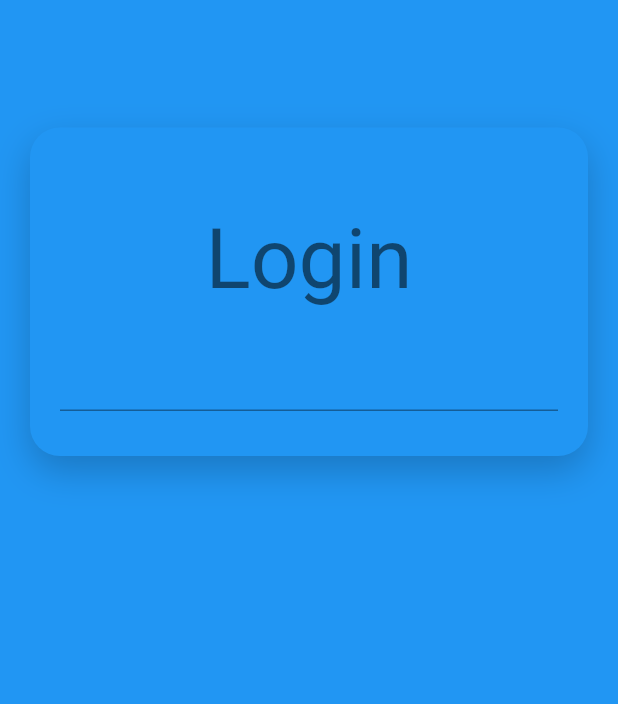
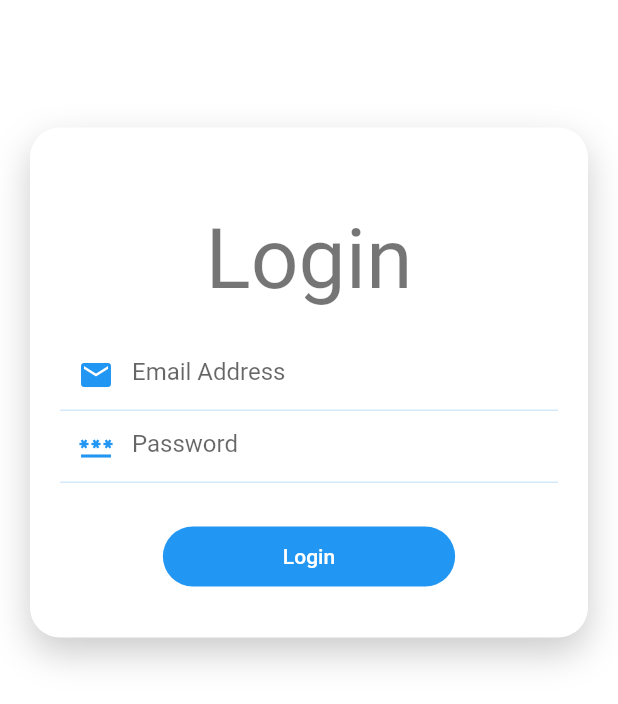
Before and after one commit to syukrianuar/First-Flutter-Task, a Flutter app: the screen it shows after launch, on a phone screen of 412 x 824 dp. Shown: the top 704 px of the screen. Run offline on Flutter 3.47's test engine with Material 2 defaults, Android fonts, the phone set to English and light mode, and no system bars; our stand-ins replace form_field_validator; Roboto replaces fonts that are missing (Poppins).

Commit message:
login form, validation, post api

```diff
--- /dev/null
+++ b/lib/api/api_service.dart
@@ -0,0 +1,16 @@
+import 'dart:convert';
+import 'package:fluttertraining/model/login_model.dart';
+import 'package:http/http.dart' as http;
+
+class APIService{
+  Future<LoginResponseModel> login(LoginRequestModel requestModel) async {
+    String url = "https://regres.in/api/login";
+
+    final response = await http.post(Uri.parse(url), body: requestModel.tojson());
+    if (response.statusCode == 200 || response.statusCode == 400){
+      return LoginResponseModel.fromjson(json.decode(response.body));
+    }else{
+      throw Exception('Failed to load Data');
+    }
+  }
+}
--- a/lib/main.dart
+++ b/lib/main.dart
@@ -14,6 +14,13 @@ class MyApp extends StatelessWidget {
     return MaterialApp(
       title: 'Login Screen',
       debugShowCheckedModeBanner: false,
+      theme: ThemeData(
+        fontFamily: 'Poppins',
+        primaryColor: Colors.white,
+        floatingActionButtonTheme: FloatingActionButtonThemeData(
+
+        )
+      ),
       home: LoginPage(),
     );
   }
--- /dev/null
+++ b/lib/model/login_model.dart
@@ -0,0 +1,28 @@
+class LoginResponseModel{
+  final String? token;
+  final String? error;
+
+  LoginResponseModel({this.token, this.error});
+
+  factory LoginResponseModel.fromjson(Map<String, dynamic> json){
+    return LoginResponseModel(token: json["token"] ?? "", error: json["error"] ??"");
+  }
+}
+
+class LoginRequestModel{
+  String? email;
+  String? password;
+
+  LoginRequestModel({
+    this.email,
+    this.password,
+  });
+
+  Map<String, dynamic> tojson(){
+    Map<String, dynamic> map = {
+      'email': email?.trim(),
+      'password': password?.trim(),
+    };
+    return map;
+  }
+}
--- a/lib/screen/login.dart
+++ b/lib/screen/login.dart
@@ -1,4 +1,6 @@
 import 'package:flutter/material.dart';
+import 'package:fluttertraining/model/login_model.dart';
+import 'package:form_field_validator/form_field_validator.dart';
 
 class LoginPage extends StatefulWidget {
   const LoginPage({ Key? key }) : super(key: key);
@@ -8,13 +10,24 @@ class LoginPage extends StatefulWidget {
 }
 
 class _LoginPageState extends State<LoginPage> {
+  bool _isObsecure=true;
   final scaffoldKey = GlobalKey<ScaffoldState>();
   GlobalKey<FormState>globalFormKey = new GlobalKey<FormState>();
+  final passwordValidator = MultiValidator(
+    [RequiredValidator(errorText: 'password is required'),
+    MinLengthValidator(8, errorText: 'password 8 setan'),]
+  );
+  late LoginRequestModel requestModel;
+  @override
+  void initState(){
+    super.initState();
+    requestModel = new LoginRequestModel();
+  }
   @override
   Widget build(BuildContext context) {
     return Scaffold(
       key: scaffoldKey,
-      backgroundColor: Theme.of(context).accentColor,
+      backgroundColor: Colors.white,
       body: SingleChildScrollView(
         child: Column(
           children: <Widget>[
@@ -44,8 +57,65 @@ class _LoginPageState extends State<LoginPage> {
                           style: Theme.of(context).textTheme.headline2
                         ),
                         SizedBox(height: 20,),
-                        TextFormField(
-                          keyboardType: TextInputType.emailAddress,
+                        new TextFormField(
+                          //keyboardType: TextInputType.emailAddress,
+                          onSaved: (input) => requestModel.email = input,
+                          validator: EmailValidator(errorText: 'Salah gila'),
+                          decoration: new InputDecoration(
+                            hintText: "Email Address",
+                            enabledBorder: UnderlineInputBorder(
+                              borderSide: BorderSide(
+                                color: Theme.of(context)
+                                .accentColor
+                                .withOpacity(0.2),
+                              ),
+                            ),
+                            focusedBorder: UnderlineInputBorder(
+                              borderSide: BorderSide(
+                                color: Theme.of(context).accentColor,
+                              ),
+                            ),
+                            prefixIcon: Icon(Icons.email,
+                            color: Theme.of(context).accentColor)),
+                        ),
+                        new TextFormField(
+                          obscureText: _isObsecure,
+                          //keyboardType: TextInputType.emailAddress,
+                          onSaved: (input) => requestModel.password = input,
+                          validator: passwordValidator,
+                          decoration: new InputDecoration(
+                            hintText: "Password",
+                            enabledBorder: UnderlineInputBorder(
+                              borderSide: BorderSide(
+                                color: Theme.of(context)
+                                .accentColor
+                                .withOpacity(0.2),
+                              ),
+                            ),
+                            focusedBorder: UnderlineInputBorder(
+                              borderSide: BorderSide(
+                                color: Theme.of(context).accentColor,
+                              ),
+                            ),
+                            prefixIcon: Icon(Icons.password,
+                            color: Theme.of(context).accentColor)),
+                        ),
+                        SizedBox(
+                          height: 25,
+                        ),
+                        FlatButton(
+                          padding: EdgeInsets.symmetric(
+                            vertical: 12,
+                            horizontal: 80,
+                          ),
+                          onPressed: (){
+                            if(validateAndSave()){
+                              print(requestModel.tojson());
+                            }
+                          },
+                          child: Text('Login', style: TextStyle(color: Colors.white),),
+                          color: Theme.of(context).accentColor,
+                          shape: StadiumBorder(),
                         ),
                       ],
                     ),
@@ -59,4 +129,13 @@ class _LoginPageState extends State<LoginPage> {
 
     );
   }
+
+  bool validateAndSave(){
+    final form = globalFormKey.currentState;
+    if(form!.validate()){
+      form.save();
+      return true;
+    }
+    return false;
+  }
 }
--- a/pubspec.yaml
+++ b/pubspec.yaml
@@ -34,6 +34,8 @@ dependencies:
   # The following adds the Cupertino Icons font to your application.
   # Use with the CupertinoIcons class for iOS style icons.
   cupertino_icons: ^1.0.2
+  form_field_validator: ^1.1.0
+  http: ^0.13.4
 
 dev_dependencies:
   flutter_test:
```
Also changed, not shown: pubspec.lock.
